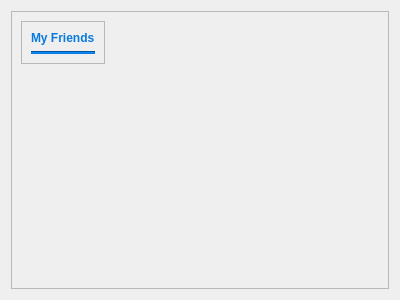
This is Ipiranga_GUI/UserPages/friendspage.ui in Hugo-NF/App_Ipiranga as Qt 5 draws it before an edit. The edited form follows.
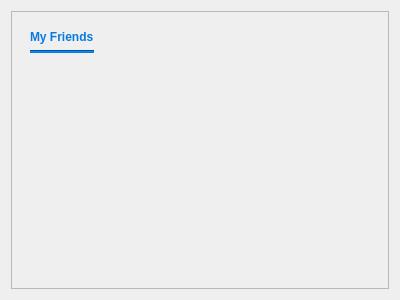
This is the edited form.

```diff
--- a/Ipiranga_GUI/UserPages/friendspage.ui
+++ b/Ipiranga_GUI/UserPages/friendspage.ui
@@ -43,12 +43,6 @@
            <height>50</height>
           </size>
          </property>
-         <property name="frameShape">
-          <enum>QFrame::StyledPanel</enum>
-         </property>
-         <property name="frameShadow">
-          <enum>QFrame::Raised</enum>
-         </property>
          <layout class="QVBoxLayout" name="verticalLayout_4">
           <item>
            <widget class="QLabel" name="label">
```
